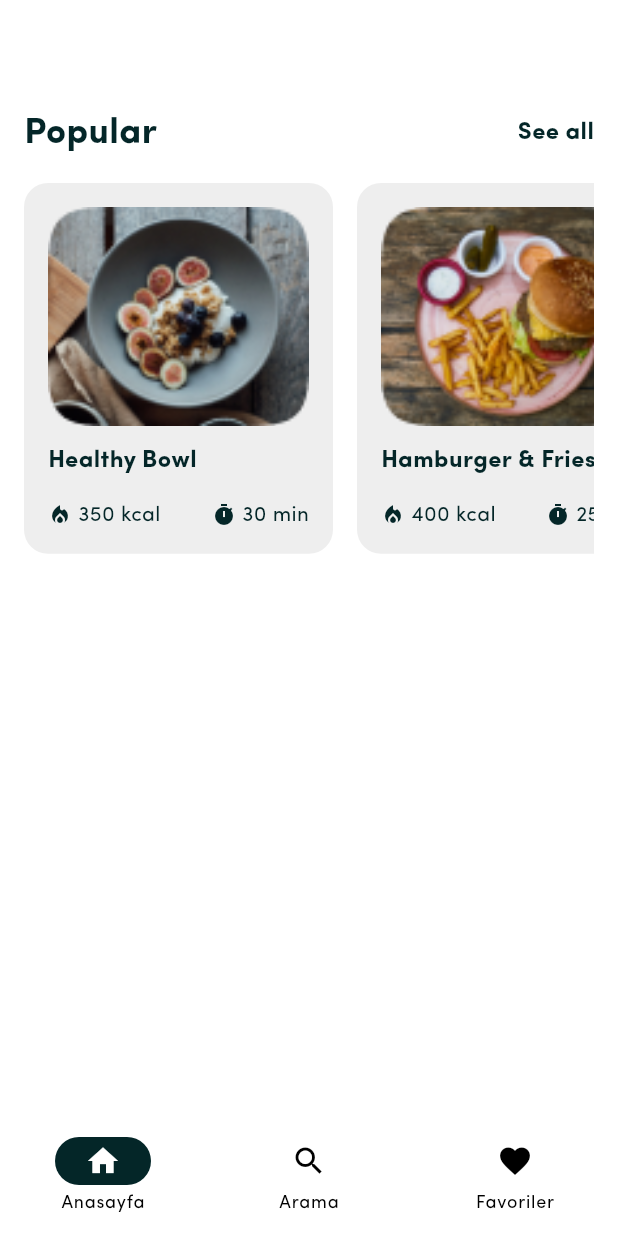
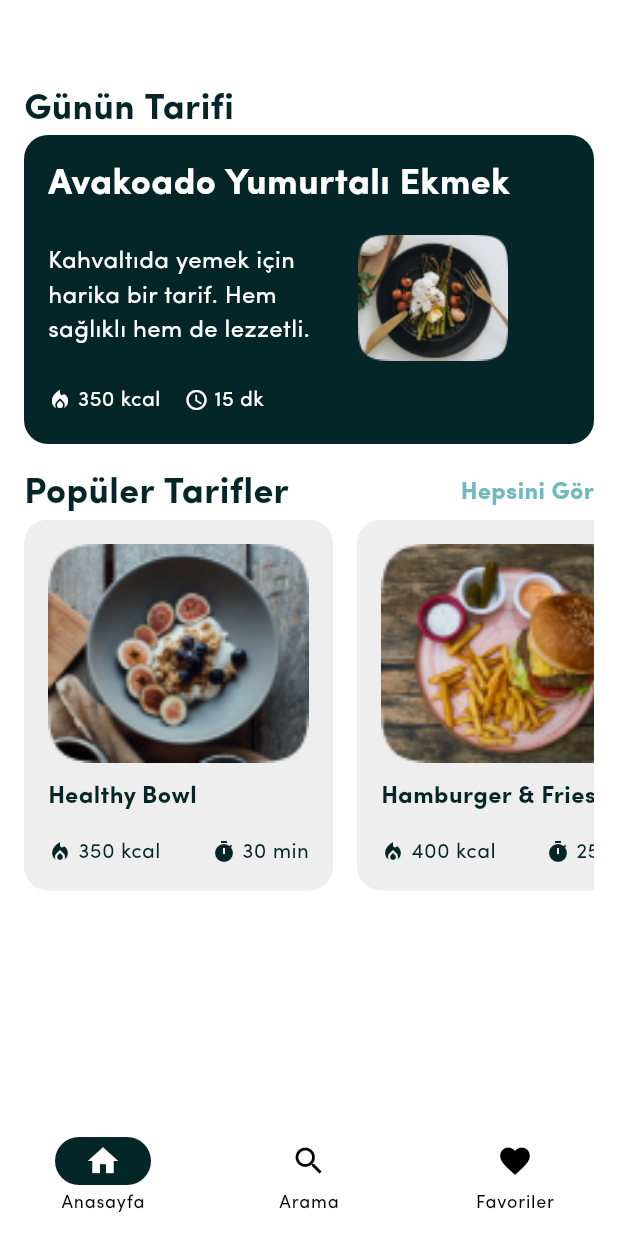
Before and after one commit to emirhan-coban/enkolayyemek, a Flutter app: the screen it shows after launch, on a phone screen of 412 x 824 dp. Run offline on Flutter 3.47's test engine with Material 3 defaults, Android fonts, the phone set to English and light mode, and no system bars; our stand-ins replace go_router, lottie.

Commit message:
commit-3

```diff
--- a/lib/viewmodels/food_viewmodel.dart
+++ b/lib/viewmodels/food_viewmodel.dart
@@ -30,9 +30,4 @@ class FoodViewModel with ChangeNotifier {
   ];
 
   List<FoodModel> get foods => _foods;
-
-  // İleride eklenebilecek metodlar:
-  // void addFood(FoodModel food) { ... }
-  // void removeFood(int index) { ... }
-  // void updateFood(int index, FoodModel food) { ... }
 }
--- a/lib/views/home_page.dart
+++ b/lib/views/home_page.dart
@@ -15,12 +15,114 @@ class HomePage extends StatelessWidget {
         child: Column(
           children: [
             Padding(
-              padding: const EdgeInsets.all(16.0),
+              padding: const EdgeInsets.symmetric(horizontal: 16),
+              child: Row(
+                children: [
+                  Text(
+                    "Günün Tarifi",
+                    style: TextStyle(
+                      color: Theme.of(context).colorScheme.secondary,
+                      fontSize: 24,
+                      fontWeight: FontWeight.bold,
+                    ),
+                  ),
+                ],
+              ),
+            ),
+            Padding(
+              padding: const EdgeInsets.symmetric(horizontal: 16),
+              child: Container(
+                height: MediaQuery.of(context).size.height * 0.25,
+                width: double.infinity,
+                decoration: BoxDecoration(
+                  color: Theme.of(context).colorScheme.secondary,
+                  borderRadius: BorderRadius.circular(16),
+                ),
+                child: Padding(
+                  padding: const EdgeInsets.all(16),
+                  child: Row(
+                    children: [
+                      Column(
+                        crossAxisAlignment: CrossAxisAlignment.start,
+                        children: [
+                          Text(
+                            'Avakoado Yumurtalı Ekmek',
+                            style: TextStyle(
+                              color: Theme.of(context).colorScheme.onSecondary,
+                              fontSize: 24,
+                              fontWeight: FontWeight.bold,
+                            ),
+                          ),
+                          SizedBox(
+                            height: MediaQuery.of(context).size.height * 0.02,
+                          ),
+                          Row(
+                            children: [
+                              Text(
+                                "Kahvaltıda yemek için\nharika bir tarif. Hem\nsağlıklı hem de lezzetli.",
+                                textAlign: TextAlign.start,
+                                style: TextStyle(
+                                  color:
+                                      Theme.of(context).colorScheme.onSecondary,
+                                  fontSize: 16,
+                                ),
+                              ),
+                              const SizedBox(width: 32),
+                              Image.asset(
+                                'assets/images/Image 5.png',
+                              ),
+                            ],
+                          ),
+                          SizedBox(
+                            height: MediaQuery.of(context).size.height * 0.02,
+                          ),
+                          // ikon + süre + kalori
+                          Row(
+                            children: [
+                              Icon(
+                                Icons.local_fire_department,
+                                size: 16,
+                                color:
+                                    Theme.of(context).colorScheme.onSecondary,
+                              ),
+                              Text(
+                                ' 350 kcal',
+                                style: TextStyle(
+                                  color:
+                                      Theme.of(context).colorScheme.onSecondary,
+                                ),
+                              ),
+                              const SizedBox(width: 16),
+                              Icon(
+                                Icons.access_time,
+                                size: 16,
+                                color:
+                                    Theme.of(context).colorScheme.onSecondary,
+                              ),
+                              Text(
+                                ' 15 dk',
+                                style: TextStyle(
+                                  color:
+                                      Theme.of(context).colorScheme.onSecondary,
+                                ),
+                              ),
+                            ],
+                          ),
+                        ],
+                      ),
+                    ],
+                  ),
+                ),
+              ),
+            ),
+            SizedBox(height: MediaQuery.of(context).size.height * 0.02),
+            Padding(
+              padding: const EdgeInsets.symmetric(horizontal: 16),
               child: Row(
                 mainAxisAlignment: MainAxisAlignment.spaceBetween,
                 children: [
                   Text(
-                    'Popular',
+                    'Popüler Tarifler',
                     style: TextStyle(
                       color: Theme.of(context).colorScheme.secondary,
                       fontSize: 24,
@@ -28,9 +130,9 @@ class HomePage extends StatelessWidget {
                     ),
                   ),
                   Text(
-                    'See all',
+                    'Hepsini Gör',
                     style: TextStyle(
-                      color: Theme.of(context).colorScheme.secondary,
+                      color: Theme.of(context).colorScheme.primary,
                       fontSize: 16,
                       fontWeight: FontWeight.bold,
                     ),
@@ -38,7 +140,20 @@ class HomePage extends StatelessWidget {
                 ],
               ),
             ),
-            SizedBox(
+            const PopulerTarifler(),
+          ],
+        ),
+      ),
+    );
+  }
+}
+
+class PopulerTarifler extends StatelessWidget {
+  const PopulerTarifler({super.key});
+
+  @override
+  Widget build(BuildContext context) {
+    return SizedBox(
       height: MediaQuery.of(context).size.height * 0.3,
       child: Consumer<FoodViewModel>(
         builder: (context, viewModel, child) {
@@ -60,11 +175,6 @@ class HomePage extends StatelessWidget {
           );
         },
       ),
-            ),
-            // Buraya diğer widget'lar eklenebilir
-          ],
-        ),
-      ),
     );
   }
 }
```
Also changed, not shown: assets/images/Card 2.png (added), assets/images/Card.png (added), lib/widgets/feature_card.dart (added). Lines whose indentation alone changed are shown as unchanged.
